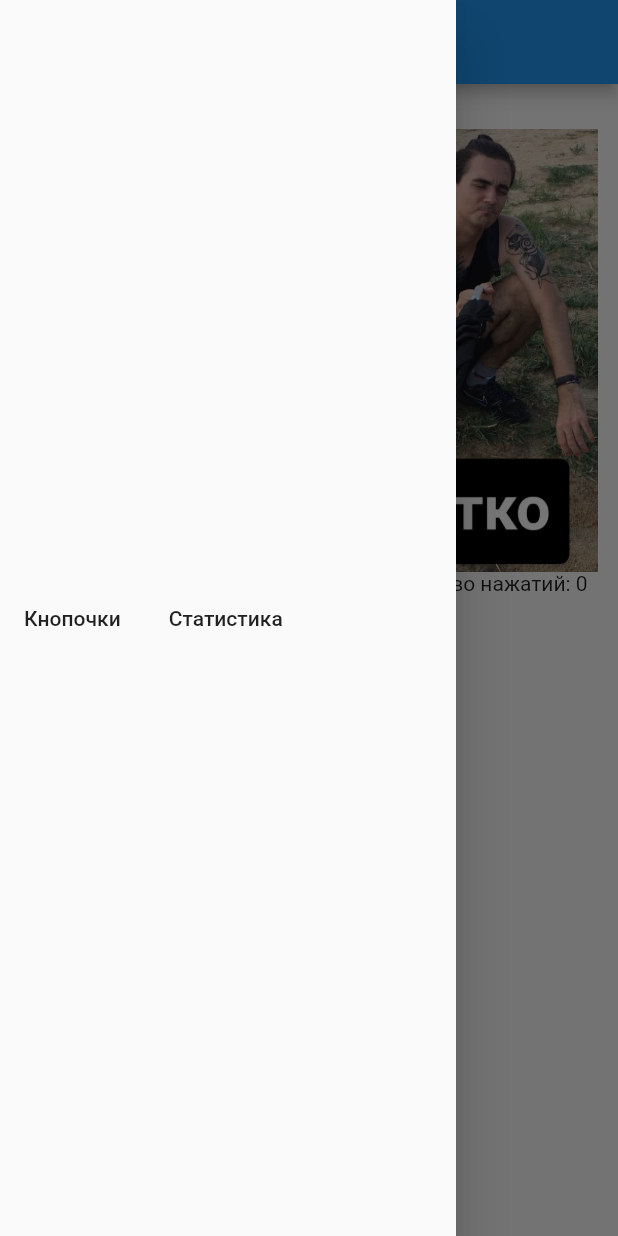
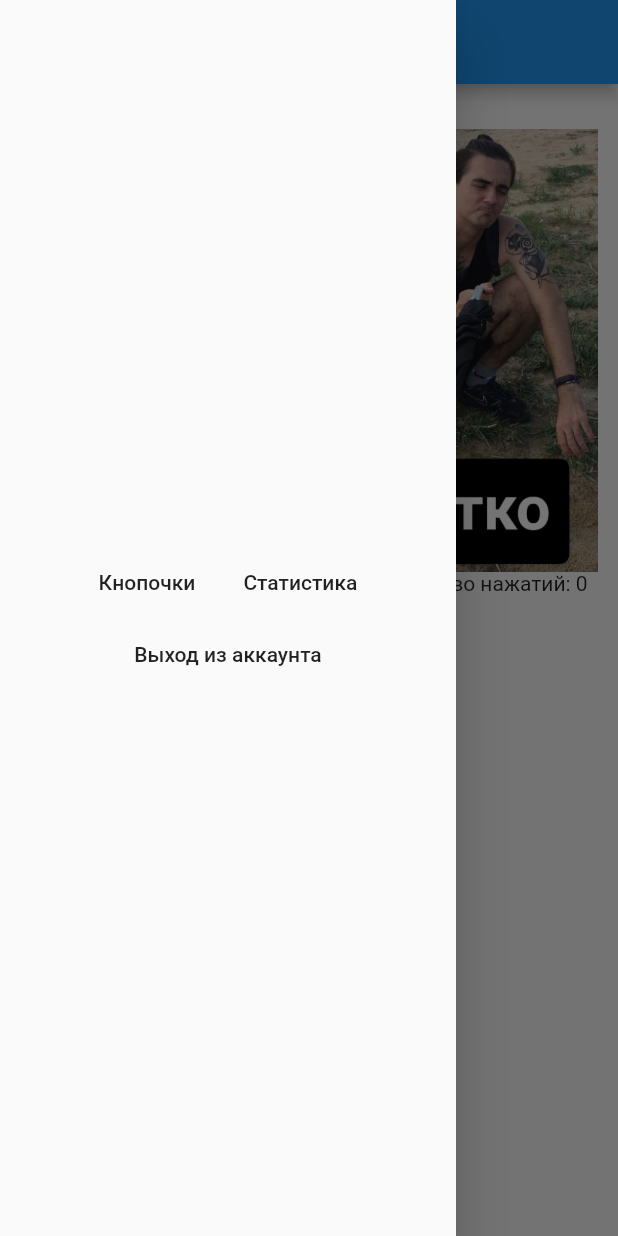
Before and after one commit to Avolk01/test_app, a Flutter app: the screen it shows after launch, with the side drawer open, on a phone screen of 412 x 824 dp. Run offline on Flutter 3.47's test engine with Material 2 defaults, Android fonts, the phone set to English and light mode, and no system bars; our stand-ins replace cloud_firestore, firebase_auth, firebase_core, flutter_bloc, shared_preferences; accounts and stored records are empty; statements that could not run were skipped.

Commit message:
Добавил кнопку выхода на странице с картинками

```diff
--- a/lib/ui/counter_page.dart
+++ b/lib/ui/counter_page.dart
@@ -7,6 +7,8 @@ import 'package:register_page/models/firebase_controller.dart';
 import 'package:register_page/statistic_bloc/statistic_bloc.dart';
 import 'package:register_page/ui/statistic_page.dart';
 import 'package:register_page/ui/widgets/img_with_button.dart';
+
+import 'home_page.dart';
 
 class CounterPage extends StatefulWidget {
   CounterPage(this._uid);
@@ -45,6 +47,13 @@ class _CounterPageState extends State<CounterPage> {
     );
   }
 
+  void exitButton(){
+    Navigator.popUntil(context, (context){ return true;});
+    Navigator.pushReplacement(
+        context,
+        MaterialPageRoute(builder: (context)=>HomePage()));
+  }
+
   @override
   Widget build(BuildContext context) {
     return BlocListener<CounterBloc, CounterState>(
@@ -67,15 +76,23 @@ class _CounterPageState extends State<CounterPage> {
             builder: (context, state) {
               return Scaffold(
                 drawer: Drawer(
-                  child: Row(
-                    mainAxisAlignment: MainAxisAlignment.start,
+                  child: Column(
+                    mainAxisAlignment: MainAxisAlignment.center,
                     children: [
+                      Row(
+                        mainAxisAlignment: MainAxisAlignment.center,
+                        children: [
+                          FlatButton(
+                              onPressed: counterPageButton,
+                              child: Text('Кнопочки')),
+                          FlatButton(
+                              onPressed: statisticPageButton,
+                              child: Text('Статистика')),
+                        ],
+                      ),
                       FlatButton(
-                          onPressed: counterPageButton,
-                          child: Text('Кнопочки')),
-                      FlatButton(
-                          onPressed: statisticPageButton,
-                          child: Text('Статистика')),
+                          onPressed: exitButton,
+                          child: Text('Выход из аккаунта')),
                     ],
                   ),
                 ),
--- a/lib/ui/widgets/main_splash_screen.dart
+++ b/lib/ui/widgets/main_splash_screen.dart
@@ -17,11 +17,12 @@ class _MainSplashScreenState extends State<MainSplashScreen> {
   bool _visible = true;
   Widget nextScreen;
 
-  int? duration;
+  int duration;
 
   @override
   void initState() {
     super.initState();
+    //FutureBuilder(builder: (BuildContext context, AsyncSnapshot<dynamic> snapshot) {  },)
     Future.delayed(
       Duration(milliseconds: duration!),
       () {
```
